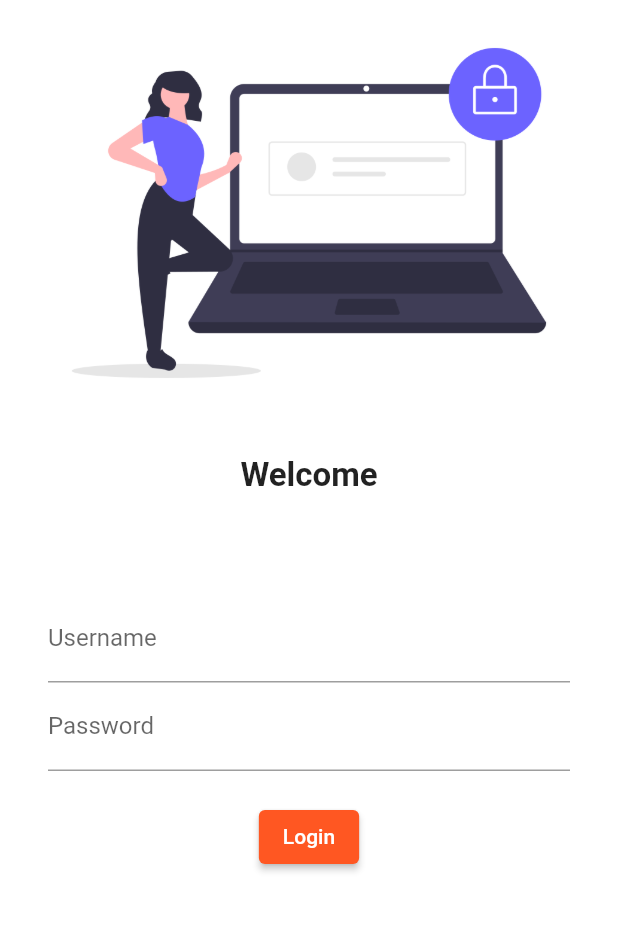
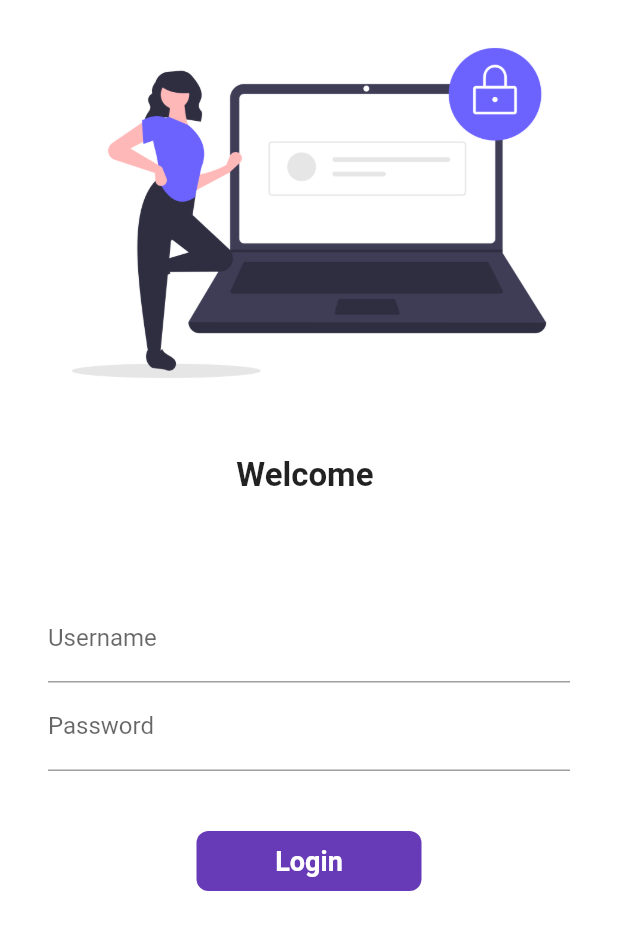
Before and after one commit to Lalalisa123/Flutter_MAD, a Flutter app: the screen it shows after launch, on a phone screen of 412 x 824 dp. Shown: the top 930 px of the screen. Run offline on Flutter 3.47's test engine with Material 2 defaults, Android fonts, the phone set to English and light mode, and no system bars; our stand-ins replace google_fonts.

Commit message:
login and routing completed

```diff
--- a/lib/main.dart
+++ b/lib/main.dart
@@ -1,6 +1,7 @@
 import 'package:flutter/material.dart';
 import 'package:flutter_application_1/pages/home_page.dart';
 import 'package:flutter_application_1/pages/login_page.dart';
+import 'package:flutter_application_1/utils/routes.dart';
 import 'package:google_fonts/google_fonts.dart';
 void main() {
   runApp(MyApp());
@@ -23,19 +24,20 @@ class MyApp extends StatelessWidget {
     return MaterialApp(
       // home: HomePage(),
       themeMode: ThemeMode.light,
-      theme: ThemeData(primarySwatch: Colors.deepOrange),
+      theme: ThemeData(primarySwatch: Colors.deepPurple),
       darkTheme: ThemeData(
         primarySwatch: Colors.deepPurple,
         fontFamily: GoogleFonts.lato().fontFamily,
         primaryTextTheme: GoogleFonts.latoTextTheme(),
         // brightness: Brightn  ess.dark,
       ),
+      debugShowCheckedModeBanner: false,
       // initialRoute: "/home",
       initialRoute: "/",
       routes: {
         "/": (context) => LoginPage(),
-        "/home": (context) => HomePage(),
-        "/login": (context) => LoginPage(),
+        MyRoutes.homeRoute: (context) => HomePage(),
+       MyRoutes.loginRoute: (context) => LoginPage(),
       },
     );
   }
--- a/lib/pages/login_page.dart
+++ b/lib/pages/login_page.dart
@@ -1,18 +1,30 @@
 import 'package:flutter/material.dart';
+import 'package:flutter_application_1/utils/routes.dart';
 
-class LoginPage extends StatelessWidget {
+class LoginPage extends StatefulWidget {
+  @override
+  State<LoginPage> createState() => _LoginPageState();
+}
+
+class _LoginPageState extends State<LoginPage> {
+  String name='';
+  bool changeButton = false;
   @override
   Widget build(BuildContext context) {
     return Material(
       color: Colors.white,
-      child: Column(
+      child: SingleChildScrollView(
+      child : Column(
         children: [
-          Image.asset("assets/images/login_image.png",fit: BoxFit.cover,),
+          Image.asset(
+            "assets/images/login_image.png",
+            fit: BoxFit.cover,
+            ),
           SizedBox(
             height: 20,
           ),
           Text(
-            'Welcome',
+            'Welcome $name',
             style: TextStyle(
               fontSize: 22,
               fontWeight: FontWeight.bold,
@@ -31,6 +43,12 @@ class LoginPage extends StatelessWidget {
                     hintText: "Enter Username",
                     labelText: "Username",
                   ),
+                  onChanged: (value){
+                    name = value;
+                    setState(() {
+
+                    });
+                  },
                 ),
                 TextFormField(
                   decoration: InputDecoration(
@@ -42,19 +60,52 @@ class LoginPage extends StatelessWidget {
 
                 ),
                 SizedBox(
-                  height : 20.0,
+                  height : 40.0,
                 ),
-                ElevatedButton(
-                  onPressed: (() {
-                  print("Hii computer");
-                }), child: Text("Login"),
-                    style: TextButton.styleFrom(),
-                ),
+                InkWell(
+                  onTap: () async {
+                    setState(() {
+                      changeButton = true;
+                    });
+                    await Future.delayed( Duration(seconds: 1));
+                    Navigator.pushNamed(context, MyRoutes.homeRoute);
+                    // Navigator.pushNamed(context, MyRoutes.homeRoute);
+
+                  },
+                  child: AnimatedContainer(
+                    duration: Duration(seconds:1),
+                    width: changeButton?50:150,
+                    height: 40,
+                    alignment: Alignment.center,
+                    child:
+                    changeButton?
+                    Icon(Icons.done,color:Colors.white, )
+                      :Text(
+                      "Login",
+                      style: TextStyle(
+                        color: Colors.white,
+                        fontWeight: FontWeight.bold,
+                        fontSize: 18                    ),
+                    ),
+                    decoration: BoxDecoration(
+                      color: Colors.deepPurple,
+                      // shape: changeButton?BoxShape.circle:BoxShape.rectangle,
+                      borderRadius: BorderRadius.circular((changeButton?50:8))
+                    ),
+                  ),
+                )
+                // ElevatedButton(
+                //   onPressed: (){
+                //     Navigator.pushNamed(context, MyRoutes.homeRoute);
+                //   }, child: Text("Login"),
+                //     style: TextButton.styleFrom(minimumSize: Size(150, 40)),
+                // ),
 
               ],
             ),
           ),
         ],
+      ),
       ),
 
       // child: Center(
--- /dev/null
+++ b/lib/utils/routes.dart
@@ -0,0 +1,4 @@
+class MyRoutes{
+  static String loginRoute = "/login";
+  static String homeRoute = "/home";
+}
```
